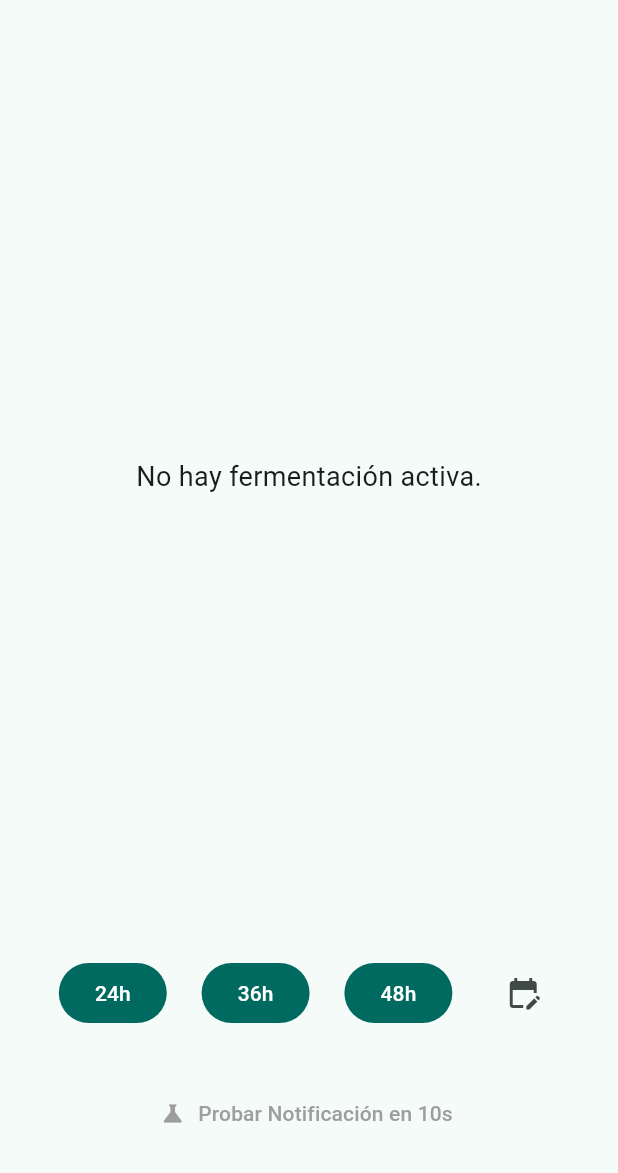
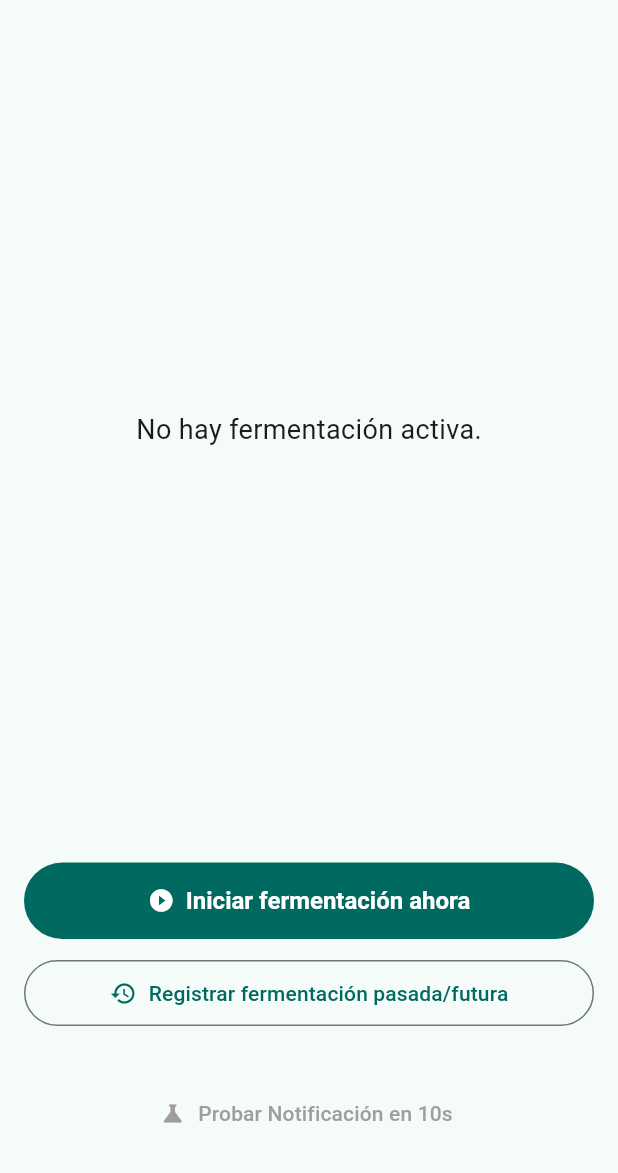
Before and after one commit to raulmoralesruiz/kefir-control, a Flutter app: the screen it shows after launch, on a phone screen of 412 x 824 dp, the part 63-1236 px from its top. Run offline on Flutter 3.47's test engine with Material 3 defaults, Android fonts, the phone set to English and light mode, and no system bars; our stand-ins replace flutter_local_notifications, flutter_timezone, shared_preferences, timezone.

Commit message:
Se mejoran los botones de inicio y fin de fermentación

```diff
--- a/lib/screens/home_screen.dart
+++ b/lib/screens/home_screen.dart
@@ -3,7 +3,8 @@ import 'package:flutter/material.dart';
 import '../models/fermentation.dart';
 import '../services/fermentation_service.dart';
 import '../services/notification_service.dart';
-import '../widgets/quick_start_buttons.dart';
+import '../widgets/start_fermentation_buttons.dart';
+import '../widgets/stop_fermentation_button.dart';
 import '../widgets/manual_start_dialog.dart';
 import '../widgets/time_progress.dart';
 
@@ -71,8 +72,9 @@ class _HomeScreenState extends State<HomeScreen> {
         .scheduleFermentationComplete(startTime.add(targetDuration));
   }
 
-  Future<void> _showManualStartDialog() async {
-    final result = await ManualStartDialog.show(context);
+  Future<void> _showStartDialog({required bool askForDate}) async {
+    final result =
+        await ManualStartDialog.show(context, askForDate: askForDate);
     if (result != null) {
       _startFermentation(result.hours, customStartTime: result.customStartTime);
     }
@@ -118,17 +120,14 @@ class _HomeScreenState extends State<HomeScreen> {
               child: Column(
                 children: [
                   if (_fermentation == null || _fermentation!.progress >= 1.0)
-                    QuickStartButtons(
-                      onStartFermentation: _startFermentation,
-                      onManualStart: _showManualStartDialog,
+                    StartFermentationButtons(
+                      onStartNow: () => _showStartDialog(askForDate: false),
+                      onStartPast: () => _showStartDialog(askForDate: true),
                     ),
                   const SizedBox(height: 16),
                   if (_fermentation != null)
-                    TextButton.icon(
-                      onPressed: _stopFermentation,
-                      icon: const Icon(Icons.stop_circle, color: Colors.red),
-                      label: const Text('Finalizar fermentación',
-                          style: TextStyle(color: Colors.red)),
+                    StopFermentationButton(
+                      onStop: _stopFermentation,
                     ),
                   const SizedBox(height: 16),
                   TextButton.icon(
--- a/lib/widgets/quick_start_buttons.dart
+++ /dev/null
@@ -1,38 +0,0 @@
-import 'package:flutter/material.dart';
-
-class QuickStartButtons extends StatelessWidget {
-  final Function(int) onStartFermentation;
-  final VoidCallback onManualStart;
-
-  const QuickStartButtons({
-    super.key,
-    required this.onStartFermentation,
-    required this.onManualStart,
-  });
-
-  @override
-  Widget build(BuildContext context) {
-    return Row(
-      mainAxisAlignment: MainAxisAlignment.spaceEvenly,
-      children: [
-        FilledButton(
-          onPressed: () => onStartFermentation(24),
-          child: const Text('24h'),
-        ),
-        FilledButton(
-          onPressed: () => onStartFermentation(36),
-          child: const Text('36h'),
-        ),
-        FilledButton(
-          onPressed: () => onStartFermentation(48),
-          child: const Text('48h'),
-        ),
-        IconButton(
-          onPressed: onManualStart,
-          icon: const Icon(Icons.edit_calendar),
-          tooltip: 'Inicio Manual',
-        ),
-      ],
-    );
-  }
-}
--- /dev/null
+++ b/lib/widgets/start_fermentation_buttons.dart
@@ -0,0 +1,39 @@
+import 'package:flutter/material.dart';
+
+class StartFermentationButtons extends StatelessWidget {
+  final VoidCallback onStartNow;
+  final VoidCallback onStartPast;
+
+  const StartFermentationButtons({
+    super.key,
+    required this.onStartNow,
+    required this.onStartPast,
+  });
+
+  @override
+  Widget build(BuildContext context) {
+    return Column(
+      crossAxisAlignment: CrossAxisAlignment.stretch,
+      children: [
+        FilledButton.icon(
+          onPressed: onStartNow,
+          icon: const Icon(Icons.play_circle_fill),
+          label: const Text("Iniciar fermentación ahora"),
+          style: FilledButton.styleFrom(
+              padding: const EdgeInsets.symmetric(vertical: 16),
+              textStyle:
+                  const TextStyle(fontSize: 16, fontWeight: FontWeight.bold)),
+        ),
+        const SizedBox(height: 12),
+        OutlinedButton.icon(
+          onPressed: onStartPast,
+          icon: const Icon(Icons.history),
+          label: const Text("Registrar fermentación pasada/futura"),
+          style: OutlinedButton.styleFrom(
+            padding: const EdgeInsets.symmetric(vertical: 12),
+          ),
+        ),
+      ],
+    );
+  }
+}
```
Also changed, not shown: lib/widgets/manual_start_dialog.dart (+7 -2 lines), lib/widgets/stop_fermentation_button.dart (added, +28 -0 lines).
